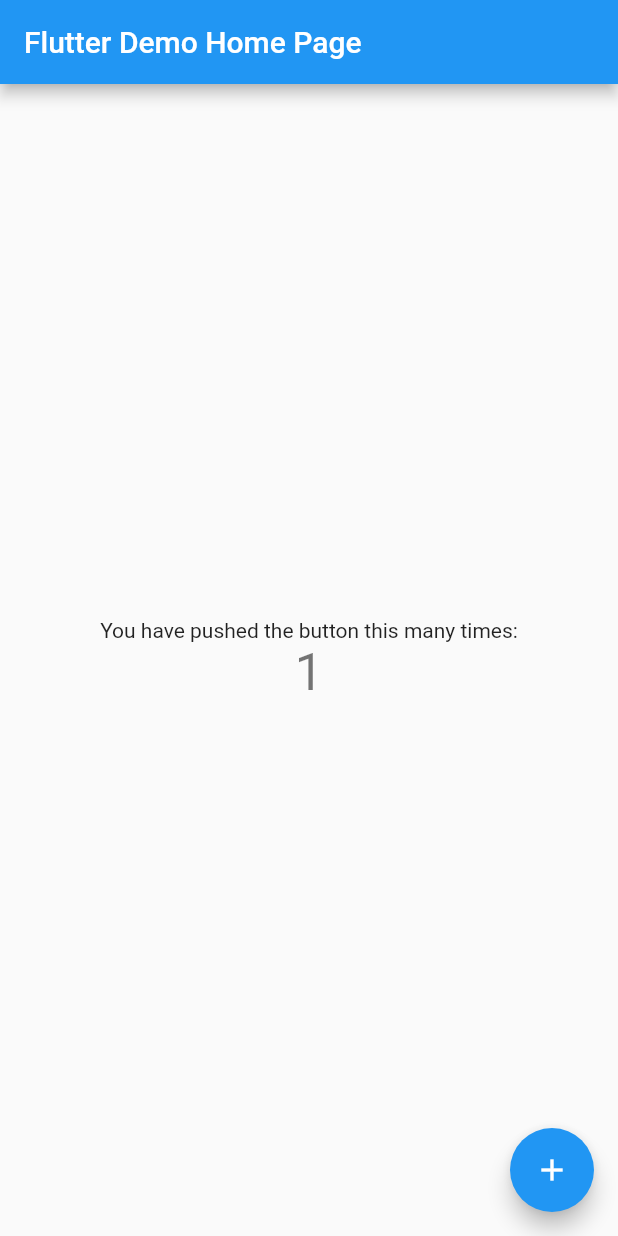
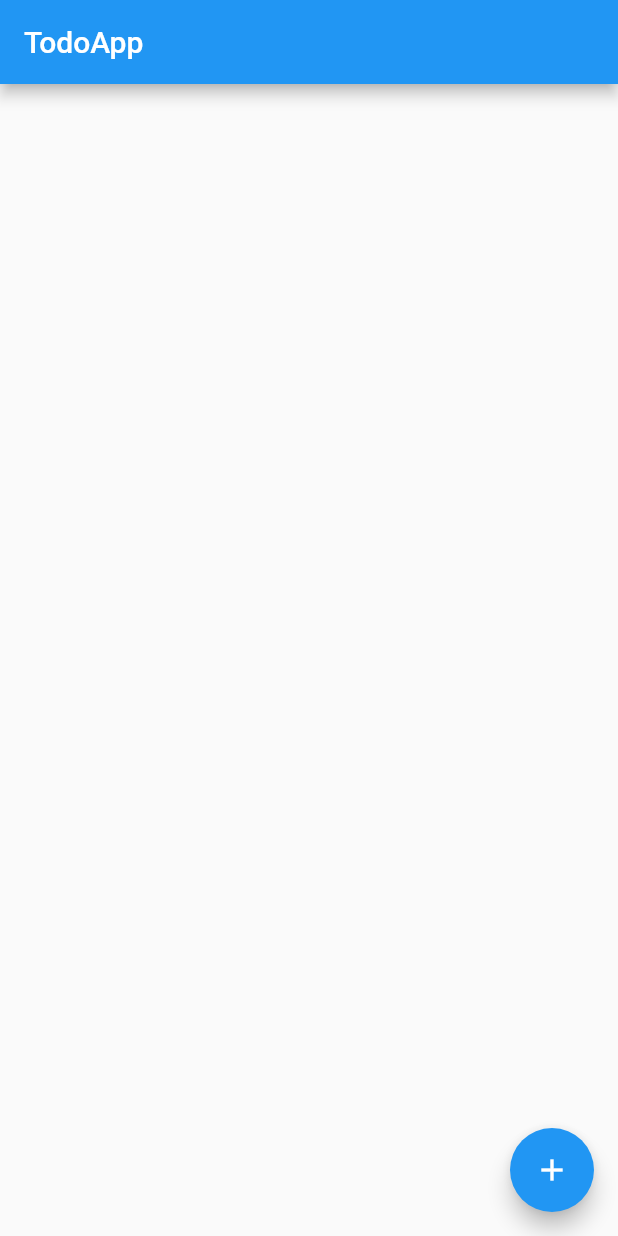
Before and after one commit to muazamhussain7/todo-app, a Flutter app: the screen it shows after launch, after a tap on the "add" icon, on a phone screen of 412 x 824 dp. Run offline on Flutter 3.47's test engine with Material 2 defaults, Android fonts, the phone set to English and light mode, and no system bars.

Commit message:
All redundant code removed from main.dart file and also created todo_screen.dart file.

```diff
--- a/lib/main.dart
+++ b/lib/main.dart
@@ -1,113 +1,20 @@
 import 'package:flutter/material.dart';
+
+import 'todo_screen.dart';
 
 void main() {
   runApp(MyApp());
 }
 
 class MyApp extends StatelessWidget {
-  // This widget is the root of your application.
   @override
   Widget build(BuildContext context) {
     return MaterialApp(
-      title: 'Flutter Demo',
+      title: 'Todo App',
       theme: ThemeData(
-        // This is the theme of your application.
-        //
-        // Try running your application with "flutter run". You'll see the
-        // application has a blue toolbar. Then, without quitting the app, try
-        // changing the primarySwatch below to Colors.green and then invoke
-        // "hot reload" (press "r" in the console where you ran "flutter run",
-        // or simply save your changes to "hot reload" in a Flutter IDE).
-        // Notice that the counter didn't reset back to zero; the application
-        // is not restarted.
         primarySwatch: Colors.blue,
       ),
-      home: MyHomePage(title: 'Flutter Demo Home Page'),
+      home: TodoScreen(),
     );
   }
 }
-
-class MyHomePage extends StatefulWidget {
-  MyHomePage({Key key, this.title}) : super(key: key);
-
-  // This widget is the home page of your application. It is stateful, meaning
-  // that it has a State object (defined below) that contains fields that affect
-  // how it looks.
-
-  // This class is the configuration for the state. It holds the values (in this
-  // case the title) provided by the parent (in this case the App widget) and
-  // used by the build method of the State. Fields in a Widget subclass are
-  // always marked "final".
-
-  final String title;
-
-  @override
-  _MyHomePageState createState() => _MyHomePageState();
-}
-
-class _MyHomePageState extends State<MyHomePage> {
-  int _counter = 0;
-
-  void _incrementCounter() {
-    setState(() {
-      // This call to setState tells the Flutter framework that something has
-      // changed in this State, which causes it to rerun the build method below
-      // so that the display can reflect the updated values. If we changed
-      // _counter without calling setState(), then the build method would not be
-      // called again, and so nothing would appear to happen.
-      _counter++;
-    });
-  }
-
-  @override
-  Widget build(BuildContext context) {
-    // This method is rerun every time setState is called, for instance as done
-    // by the _incrementCounter method above.
-    //
-    // The Flutter framework has been optimized to make rerunning build methods
-    // fast, so that you can just rebuild anything that needs updating rather
-    // than having to individually change instances of widgets.
-    return Scaffold(
-      appBar: AppBar(
-        // Here we take the value from the MyHomePage object that was created by
-        // the App.build method, and use it to set our appbar title.
-        title: Text(widget.title),
-      ),
-      body: Center(
-        // Center is a layout widget. It takes a single child and positions it
-        // in the middle of the parent.
-        child: Column(
-          // Column is also a layout widget. It takes a list of children and
-          // arranges them vertically. By default, it sizes itself to fit its
-          // children horizontally, and tries to be as tall as its parent.
-          //
-          // Invoke "debug painting" (press "p" in the console, choose the
-          // "Toggle Debug Paint" action from the Flutter Inspector in Android
-          // Studio, or the "Toggle Debug Paint" command in Visual Studio Code)
-          // to see the wireframe for each widget.
-          //
-          // Column has various properties to control how it sizes itself and
-          // how it positions its children. Here we use mainAxisAlignment to
-          // center the children vertically; the main axis here is the vertical
-          // axis because Columns are vertical (the cross axis would be
-          // horizontal).
-          mainAxisAlignment: MainAxisAlignment.center,
-          children: <Widget>[
-            Text(
-              'You have pushed the button this many times:',
-            ),
-            Text(
-              '$_counter',
-              style: Theme.of(context).textTheme.headline4,
-            ),
-          ],
-        ),
-      ),
-      floatingActionButton: FloatingActionButton(
-        onPressed: _incrementCounter,
-        tooltip: 'Increment',
-        child: Icon(Icons.add),
-      ), // This trailing comma makes auto-formatting nicer for build methods.
-    );
-  }
-}
--- /dev/null
+++ b/lib/todo_screen.dart
@@ -0,0 +1,18 @@
+import 'package:flutter/material.dart';
+
+class TodoScreen extends StatelessWidget {
+  @override
+  Widget build(BuildContext context) {
+    return Scaffold(
+      appBar: AppBar(
+        title: Text("TodoApp"),
+      ),
+      body: Center(),
+      floatingActionButton: FloatingActionButton(
+        onPressed: () => null,
+        tooltip: 'New Todo',
+        child: Icon(Icons.add),
+      ),
+    );
+  }
+}
--- a/pubspec.yaml
+++ b/pubspec.yaml
@@ -23,6 +23,7 @@ environment:
 dependencies:
   flutter:
     sdk: flutter
+  provider: ^5.0.0
 
 
   # The following adds the Cupertino Icons font to your application.
```
Also changed, not shown: pubspec.lock.
